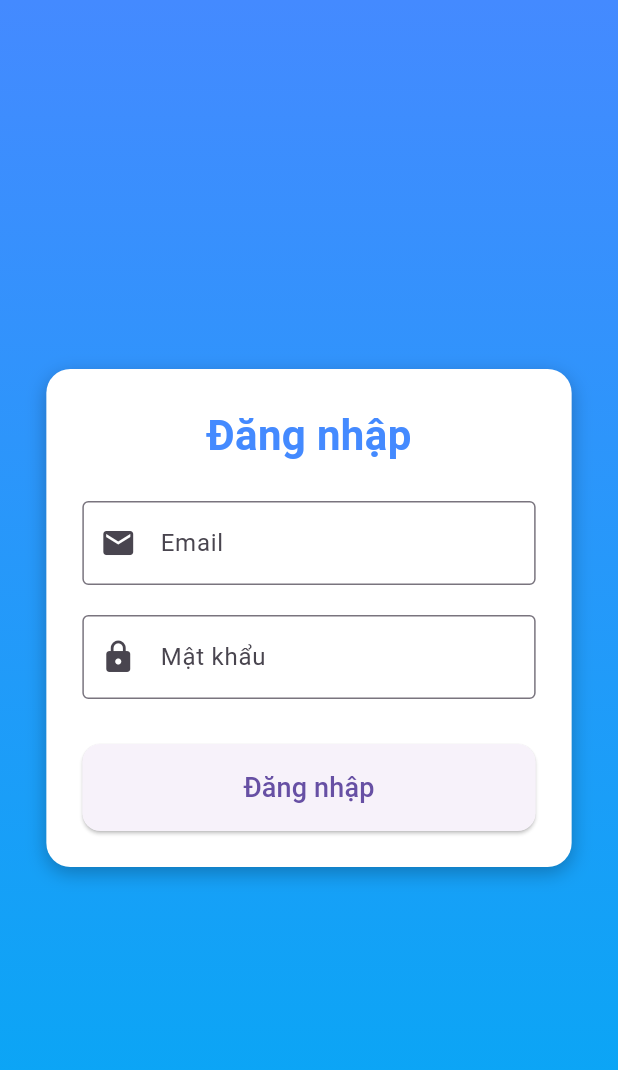
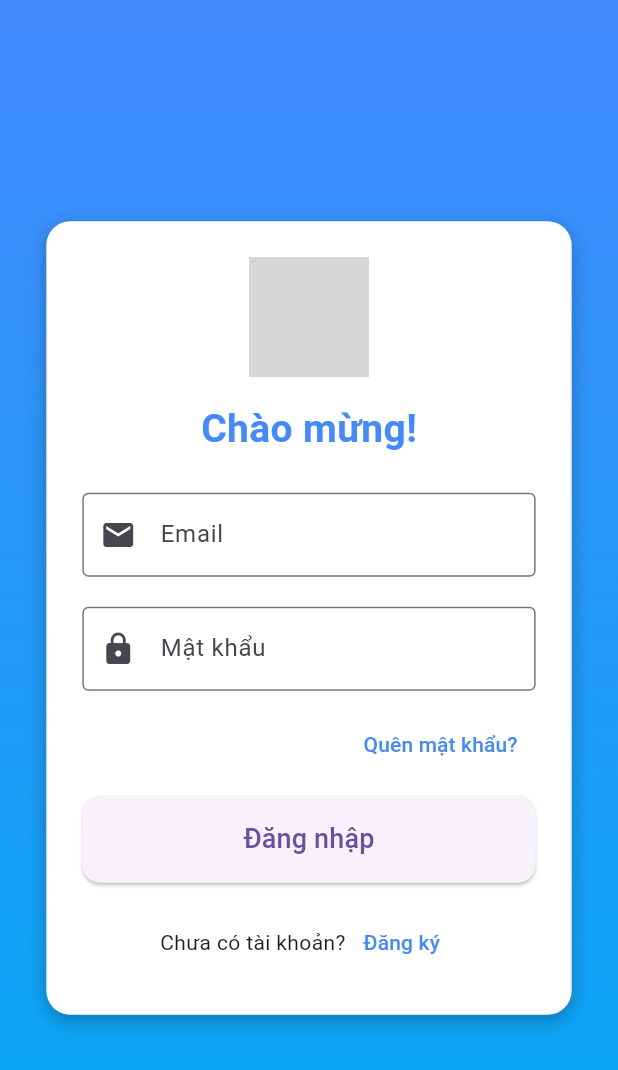
Before and after one commit to city314/CPMAD-FINALTERM, a Flutter app: the screen it shows after launch, on a phone screen of 412 x 824 dp. Shown: the top 1070 px of the screen. Run offline on Flutter 3.47's test engine with Material 3 defaults, Android fonts, the phone set to English and light mode, and no system bars; Roboto replaces fonts that are missing (RobotoMono); grey boxes are pictures that could not be loaded.

Commit message:
adding home page and update login without handle thread

```diff
--- a/lib/login.dart
+++ b/lib/login.dart
@@ -1,4 +1,7 @@
 import 'package:flutter/material.dart';
+
+import 'home.dart';
+
 
 class LoginScreen extends StatefulWidget {
   const LoginScreen({super.key});
@@ -8,10 +11,13 @@ class LoginScreen extends StatefulWidget {
 }
 
 class _LoginScreenState extends State<LoginScreen> {
+
   final TextEditingController _emailController = TextEditingController();
   final TextEditingController _passwordController = TextEditingController();
 
-  void _login() {
+  bool _isLoading = false; // trạng thái loading
+
+  void _login() async {
     String email = _emailController.text.trim();
     String password = _passwordController.text.trim();
 
@@ -22,8 +28,38 @@ class _LoginScreenState extends State<LoginScreen> {
       return;
     }
 
-    // TODO: Xử lý login
+    setState(() {
+      _isLoading = true;
+    });
+
+    Navigator.pushReplacement(
+      context,
+      MaterialPageRoute(builder: (context) => const HomeScreen()),
+    );
+
+    // Giả lập chờ login 2 giây
+    await Future.delayed(const Duration(seconds: 2));
+
+    setState(() {
+      _isLoading = false;
+    });
+
+    // TODO: Xử lý login thực tế
+    ScaffoldMessenger.of(context).showSnackBar(
+      const SnackBar(content: Text('Đăng nhập thành công!')),
+    );
+
     print('Đăng nhập với: $email / $password');
+  }
+
+  void _forgotPassword() {
+    // TODO: Xử lý quên mật khẩu
+    print('Chuyển sang trang Quên mật khẩu');
+  }
+
+  void _register() {
+    // TODO: Chuyển sang màn hình đăng ký
+    print('Chuyển sang trang Đăng ký');
   }
 
   @override
@@ -41,10 +77,10 @@ class _LoginScreenState extends State<LoginScreen> {
             end: Alignment.bottomCenter,
           ),
         ),
-        child: Center( // căn giữa
+        child: Center(
           child: SingleChildScrollView(
             child: Container(
-              width: size.width > 500 ? 400 : size.width * 0.85, // max rộng 400
+              width: size.width > 500 ? 400 : size.width * 0.85,
               padding: const EdgeInsets.all(24),
               decoration: BoxDecoration(
                 color: Colors.white,
@@ -60,10 +96,16 @@ class _LoginScreenState extends State<LoginScreen> {
               child: Column(
                 mainAxisSize: MainAxisSize.min,
                 children: [
+                  const CircleAvatar(
+                    radius: 40,
+                    backgroundImage: AssetImage('assets/images/logo_with_title-removebg.png'),
+                    backgroundColor: Colors.transparent,
+                  ),
+                  const SizedBox(height: 16),
                   Text(
-                    'Đăng nhập',
+                    'Chào mừng!',
                     style: TextStyle(
-                      fontSize: 28,
+                      fontSize: 26,
                       fontWeight: FontWeight.bold,
                       color: Colors.blueAccent,
                     ),
@@ -87,7 +129,18 @@ class _LoginScreenState extends State<LoginScreen> {
                       border: OutlineInputBorder(),
                     ),
                   ),
-                  const SizedBox(height: 30),
+                  const SizedBox(height: 12),
+                  Align(
+                    alignment: Alignment.centerRight,
+                    child: TextButton(
+                      onPressed: _forgotPassword,
+                      child: const Text(
+                        'Quên mật khẩu?',
+                        style: TextStyle(color: Colors.blueAccent),
+                      ),
+                    ),
+                  ),
+                  const SizedBox(height: 10),
                   SizedBox(
                     width: double.infinity,
                     child: ElevatedButton(
@@ -97,12 +150,35 @@ class _LoginScreenState extends State<LoginScreen> {
                           borderRadius: BorderRadius.circular(12),
                         ),
                       ),
-                      onPressed: _login,
-                      child: const Text(
+                      onPressed: _isLoading ? null : _login,
+                      child: _isLoading
+                          ? const SizedBox(
+                        height: 24,
+                        width: 24,
+                        child: CircularProgressIndicator(
+                          strokeWidth: 3,
+                          color: Colors.white,
+                        ),
+                      )
+                          : const Text(
                         'Đăng nhập',
                         style: TextStyle(fontSize: 18),
                       ),
                     ),
+                  ),
+                  const SizedBox(height: 16),
+                  Row(
+                    mainAxisAlignment: MainAxisAlignment.center,
+                    children: [
+                      const Text('Chưa có tài khoản?'),
+                      TextButton(
+                        onPressed: _register,
+                        child: const Text(
+                          'Đăng ký',
+                          style: TextStyle(color: Colors.blueAccent),
+                        ),
+                      ),
+                    ],
                   ),
                 ],
               ),
--- a/pubspec.yaml
+++ b/pubspec.yaml
@@ -61,7 +61,8 @@ flutter:
   # assets:
   #   - images/a_dot_burr.jpeg
   #   - images/a_dot_ham.jpeg
-
+  assets:
+    - assets/images/logo_with_title-removebg.png
   # An image asset can refer to one or more resolution-specific "variants", see
   # https://flutter.dev/to/resolution-aware-images
 
```
Also changed, not shown: lib/home.dart (added, +95 -0 lines).
